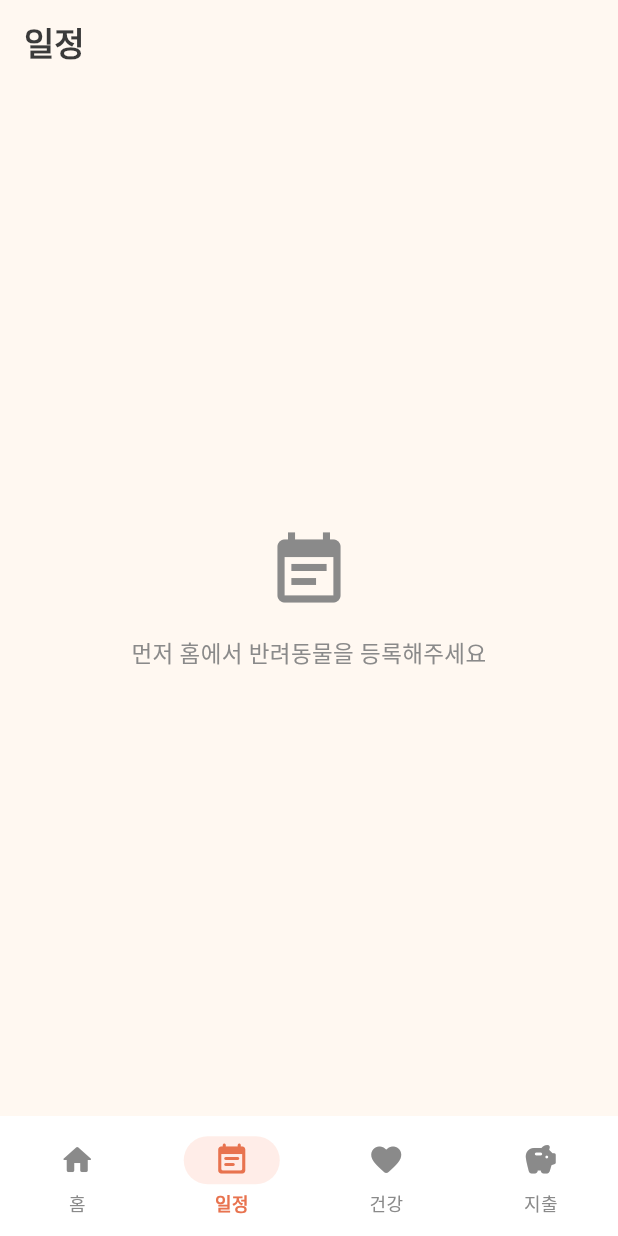
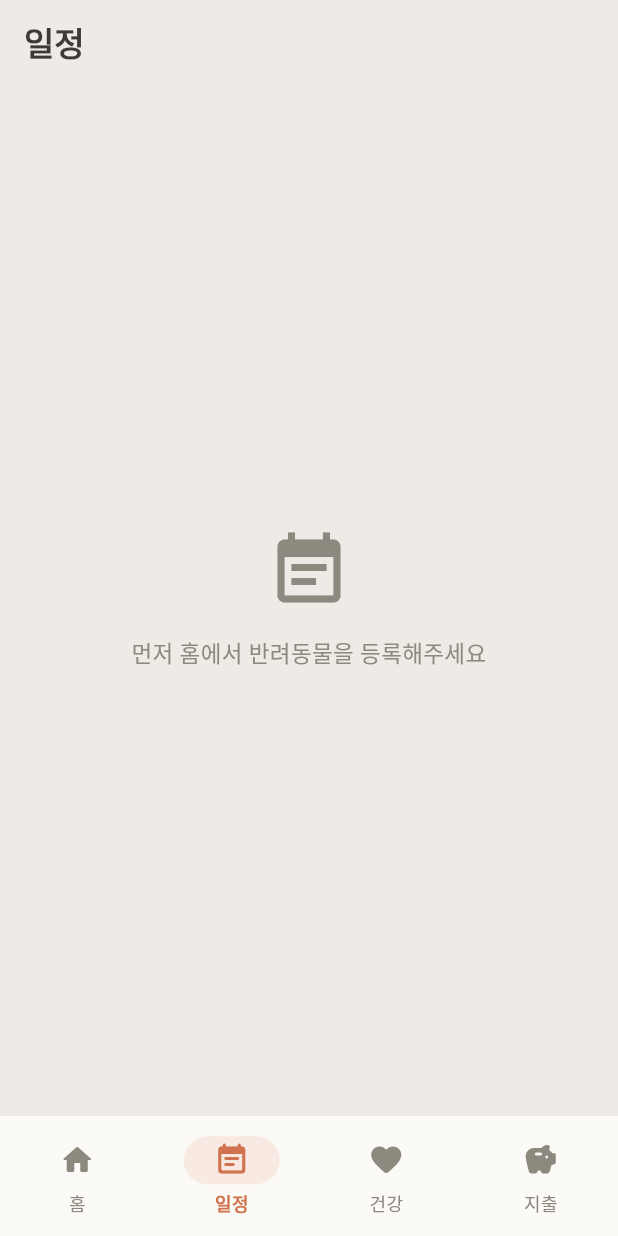
Before and after one commit to dd2-2/doglog, a Flutter app: the screen it shows after launch, item 2 of the bottom bar chosen, on a phone screen of 412 x 824 dp. Run offline on Flutter 3.47's test engine with Material 3 defaults, Android fonts, the phone set to English and light mode, and no system bars; our stand-ins replace drift, fl_chart, flutter_local_notifications, flutter_riverpod, image_picker, table_calendar and 1 more; accounts and stored records are empty; generated files the repository leaves out were written again.

Commit message:
feat: 소프트 페이퍼 톤 테마로 리디자인, 앱 아이콘 자동생성 파이프라인 추가
- 배경/카드 색상을 완전 화이트 대신 은은한 페이퍼 그레이 톤으로 변경
- 카드/하단바에 소프트 그림자(elevation+shadowColor) 추가해 '떠있는' 느낌
- flutter_launcher_icons 추가, CI에서 assets/icon/icon.png로 런처 아이콘 자동 생성
  (아이콘 이미지는 다음 커밋에서 추가 예정)

```diff
--- a/lib/theme/app_theme.dart
+++ b/lib/theme/app_theme.dart
@@ -1,15 +1,16 @@
 import 'package:flutter/material.dart';
 
-/// 브랜드 팔레트: 따뜻한 크림 배경 + 코랄 포인트 컬러
+/// 브랜드 팔레트: 완전한 화이트 대신 은은한 페이퍼 톤 배경 + 소프트 그림자 카드 + 코랄 포인트
 class AppColors {
-  static const cream = Color(0xFFFFF8F1);
-  static const coral = Color(0xFFFF8A65);
-  static const coralDark = Color(0xFFE8734F);
-  static const mint = Color(0xFF6FCF97);
-  static const ink = Color(0xFF3A3A3A);
-  static const inkLight = Color(0xFF8A8A8A);
-  static const cardBg = Color(0xFFFFFFFF);
-  static const divider = Color(0xFFF0E6DC);
+  static const paper = Color(0xFFEEEBE6);
+  static const cardBg = Color(0xFFFBFAF7);
+  static const coral = Color(0xFFE8896B);
+  static const coralDark = Color(0xFFD1734F);
+  static const mint = Color(0xFF7FB89A);
+  static const ink = Color(0xFF3D3B37);
+  static const inkLight = Color(0xFF8D897F);
+  static const divider = Color(0xFFE3DFD6);
+  static const shadow = Color(0x1F2E2B24);
 }
 
 class AppTheme {
@@ -20,14 +21,14 @@ class AppTheme {
         seedColor: AppColors.coral,
         brightness: Brightness.light,
         primary: AppColors.coral,
-        surface: AppColors.cream,
+        surface: AppColors.paper,
       ),
-      scaffoldBackgroundColor: AppColors.cream,
+      scaffoldBackgroundColor: AppColors.paper,
     );
 
     return base.copyWith(
       appBarTheme: const AppBarTheme(
-        backgroundColor: AppColors.cream,
+        backgroundColor: AppColors.paper,
         foregroundColor: AppColors.ink,
         elevation: 0,
         centerTitle: false,
@@ -39,7 +40,9 @@ class AppTheme {
       ),
       cardTheme: CardThemeData(
         color: AppColors.cardBg,
-        elevation: 0,
+        elevation: 3,
+        shadowColor: AppColors.shadow,
+        surfaceTintColor: Colors.transparent,
         shape: RoundedRectangleBorder(
           borderRadius: BorderRadius.circular(20),
         ),
@@ -48,7 +51,9 @@ class AppTheme {
       navigationBarTheme: NavigationBarThemeData(
         backgroundColor: AppColors.cardBg,
         indicatorColor: AppColors.coral.withValues(alpha: 0.15),
-        elevation: 0,
+        elevation: 4,
+        shadowColor: AppColors.shadow,
+        surfaceTintColor: Colors.transparent,
         labelTextStyle: WidgetStateProperty.resolveWith((states) {
           final selected = states.contains(WidgetState.selected);
           return TextStyle(
```
Also changed, not shown: pubspec.yaml (+8 -0 lines), 1 other file.
